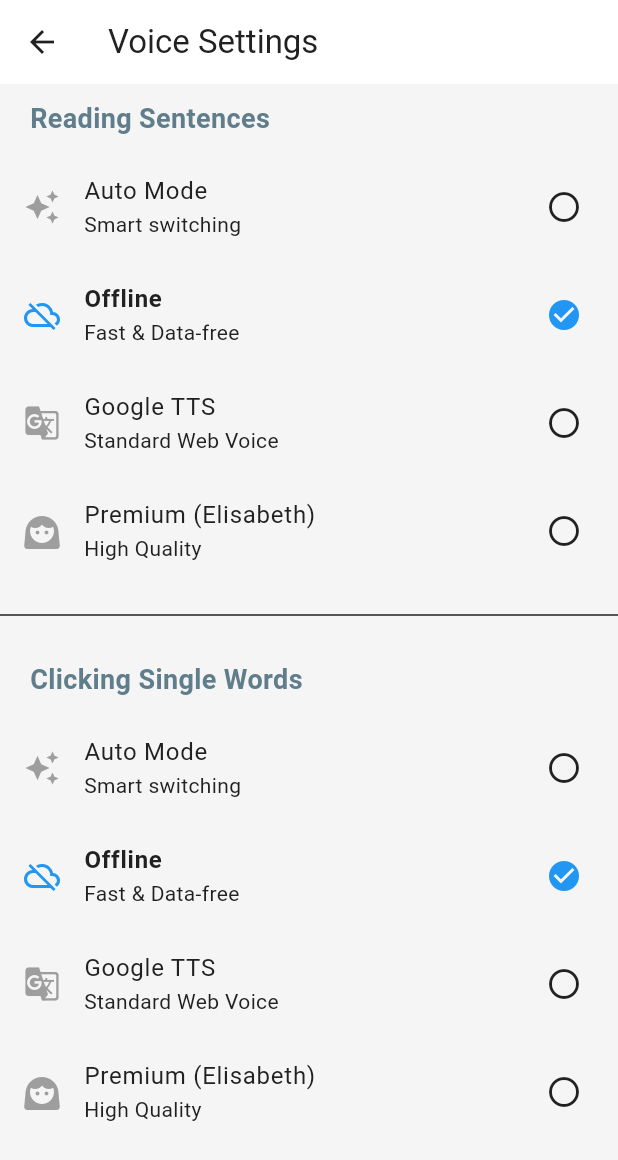
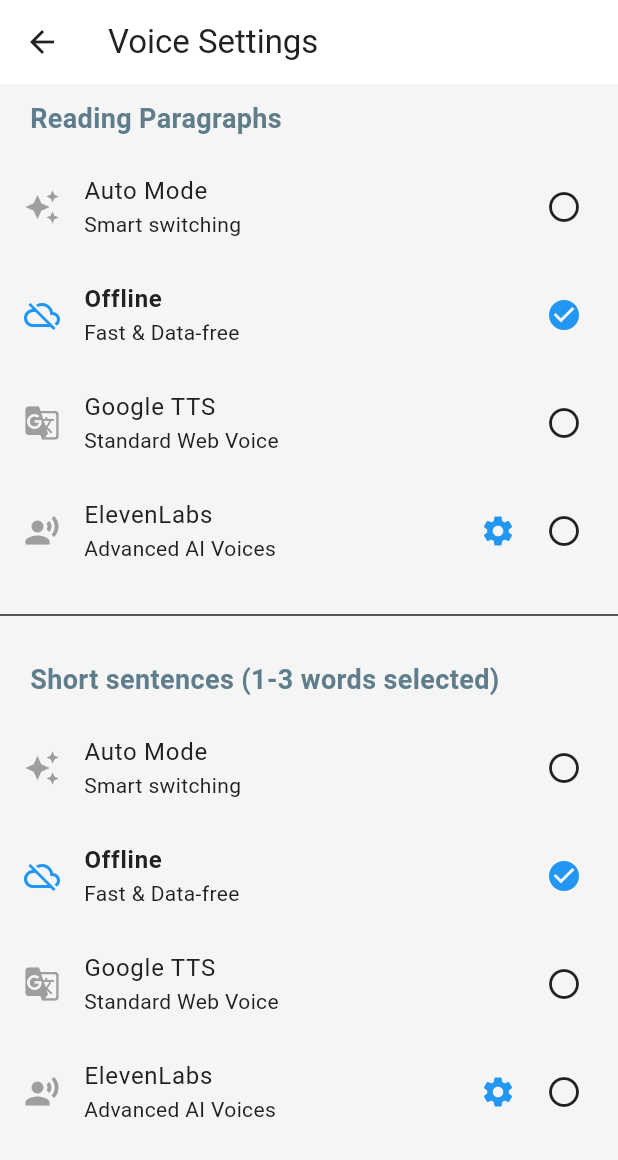
Before and after one commit to ktahmd/screen_reader, a Flutter app: the SettingsScreen screen opened directly, after a tap on "Offline", on a phone screen of 412 x 824 dp. Shown: the top 1160 px of the screen. Run offline on Flutter 3.47's test engine with Material 3 defaults, Android fonts, the phone set to English and light mode, and no system bars; our stand-ins replace audioplayers, connectivity_plus, flutter_tts, fluttertoast, shared_preferences; missing offline and left inert: circle_flags, flutter_overlay_window, google_mlkit_text_recognition, translator; accounts and stored records are empty.

Commit message:
elevenLabsApiKey setting

```diff
--- a/lib/core/providers/settings_provider.dart
+++ b/lib/core/providers/settings_provider.dart
@@ -7,47 +7,73 @@
   TtsVoiceMode _sentenceMode = TtsVoiceMode.auto;
   TtsVoiceMode _wordMode = TtsVoiceMode.offline;
 
+  String? _elevenLabsApiKey;
+  ElevenLabsVoice _elevenLabsVoice = ElevenLabsVoice.elisabeth;
+
   TtsVoiceMode get sentenceMode => _sentenceMode;
   TtsVoiceMode get wordMode => _wordMode;
+  String? get elevenLabsApiKey => _elevenLabsApiKey;
+  ElevenLabsVoice get elevenLabsVoice => _elevenLabsVoice;
 
-  SettingsProvider() {
-    _loadSettings();
-  }
+  SettingsProvider() { _loadSettings(); }
 
   Future<void> _loadSettings() async {
     final prefs = await SharedPreferences.getInstance();
     _sentenceMode = TtsVoiceMode.values[prefs.getInt('sentence_mode') ?? 0];
-    _wordMode = TtsVoiceMode
-        .values[prefs.getInt('word_mode') ?? 1]; // Default word to offline
+    _wordMode = TtsVoiceMode.values[prefs.getInt('word_mode') ?? 1];
+    _elevenLabsApiKey = prefs.getString('elevenlabs_api_key');
+    _elevenLabsVoice = ElevenLabsVoice.values[prefs.getInt('elevenlabs_voice') ?? 2];
 
-    // Sync to Service
-    TtsService.sentenceMode = _sentenceMode;
-    TtsService.wordMode = _wordMode;
+    _syncToService();
     notifyListeners();
   }
 
-  Future<void> updateMode(TtsVoiceMode mode, bool isWordSetting) async {
-    try {
+  void _syncToService() {
+    TtsService.sentenceMode = _sentenceMode;
+    TtsService.wordMode = _wordMode;
+    TtsService.elevenLabsApiKey = _elevenLabsApiKey;
+    TtsService.currentElevenLabsVoice = _elevenLabsVoice;
+  }
+
+  Future<bool> updateMode(TtsVoiceMode mode, bool isWordSetting) async {
+    // PREVENT selecting ElevenLabs if no API key is present
+    if (mode == TtsVoiceMode.elevenlabs && (_elevenLabsApiKey == null || _elevenLabsApiKey!.isEmpty)) {
+      return false;
+    }
+
     final prefs = await SharedPreferences.getInstance();
     if (isWordSetting) {
       _wordMode = mode;
-        TtsService.wordMode = mode;
       await prefs.setInt('word_mode', mode.index);
     } else {
       _sentenceMode = mode;
-        TtsService.sentenceMode = mode;
       await prefs.setInt('sentence_mode', mode.index);
     }
+    _syncToService();
+    _pingOverlay();
+    return true;
+  }
 
-      // Ping Overlay
+  Future<void> updateElevenLabsConfig(String key, ElevenLabsVoice voice) async {
+    _elevenLabsApiKey = key;
+    _elevenLabsVoice = voice;
+
+    final prefs = await SharedPreferences.getInstance();
+    await prefs.setString('elevenlabs_api_key', key);
+    await prefs.setInt('elevenlabs_voice', voice.index);
+
+    _syncToService();
+    _pingOverlay();
+  }
+
+  Future<void> _pingOverlay() async {
     await FlutterOverlayWindow.shareData({
       'action': 'update_tts_modes',
       'sentence_index': _sentenceMode.index,
       'word_index': _wordMode.index,
+      'api_key': _elevenLabsApiKey ?? "",
+      'voice_index': _elevenLabsVoice.index,
     });
     notifyListeners();
-    } catch (e) {
-      debugPrint("❌ Failed to send TTS mode update to overlay: $e");
   }
 }
-}
--- a/lib/core/services/tts_service.dart
+++ b/lib/core/services/tts_service.dart
@@ -8,12 +8,12 @@
 import 'package:crypto/crypto.dart';
 import 'package:fluttertoast/fluttertoast.dart';
 import 'package:connectivity_plus/connectivity_plus.dart';
-import '../api_keys.dart';
 
 enum AppTtsState { idle, loading, playing, paused }
 
-// Added 'auto' to the modes
-enum TtsVoiceMode { auto, offline, google, adam, bella, elisabeth }
+// Updated Enums
+enum TtsVoiceMode { auto, offline, google, elevenlabs }
+enum ElevenLabsVoice { adam, bella, elisabeth }
 
 class TtsService {
   static final AudioPlayer _audioPlayer = AudioPlayer();
@@ -32,14 +32,17 @@
 
   static String _lastSpokenText = "";
 
-  // The two independent settings
   static TtsVoiceMode sentenceMode = TtsVoiceMode.auto;
   static TtsVoiceMode wordMode = TtsVoiceMode.offline;
 
-  static const Map<TtsVoiceMode, String> _voiceIds = {
-    TtsVoiceMode.adam: "pNInz6obpgDQGcFmaJgB",
-    TtsVoiceMode.bella: "hpp4J3VqNfWAUOO0d1Us",
-    TtsVoiceMode.elisabeth: "9tDJMfriv2Hg6KGY603n",
+  // New Variables for ElevenLabs Config
+  static String? elevenLabsApiKey;
+  static ElevenLabsVoice currentElevenLabsVoice = ElevenLabsVoice.elisabeth;
+
+  static const Map<ElevenLabsVoice, String> _voiceIds = {
+    ElevenLabsVoice.adam: "pNInz6obpgDQGcFmaJgB",
+    ElevenLabsVoice.bella: "hpp4J3VqNfWAUOO0d1Us",
+    ElevenLabsVoice.elisabeth: "9tDJMfriv2Hg6KGY603n",
   };
 
   // ================= INIT =================
@@ -48,13 +51,10 @@
     _audioPlayer.onPlayerComplete.listen((event) {
       _handleAudioComplete();
     });
-
     await _flutterTts.awaitSpeakCompletion(true);
     await _flutterTts.setLanguage("en-US");
     await _flutterTts.setSpeechRate(0.5);
   }
-
-  // ================= CONNECTIVITY =================
 
   static Future<bool> isOnline() async {
     var result = await _connectivity.checkConnectivity();
@@ -63,56 +63,39 @@
 
   static String _normalize(String text) => text.trim();
 
-  // ================= MAIN SPEAK (ROUTER) =================
+  // ================= MAIN SPEAK =================
 
   static Future<void> speak(String text, {required bool isWord}) async {
     if (text.trim().isEmpty) return;
-
     if (stateNotifier.value == AppTtsState.paused) {
       await resume(isWord: isWord);
       return;
     }
-
     if (_isProcessing) return;
 
     _isProcessing = true;
     _lastSpokenText = text;
     stateNotifier.value = AppTtsState.loading;
-
     final normalized = _normalize(text.toLowerCase());
-
-    // 1. Determine which mode setting to use based on the isWord flag
     TtsVoiceMode activeMode = isWord ? wordMode : sentenceMode;
-
-    debugPrint("🔊 TTS Request: isWord=$isWord | Active Mode=$activeMode");
 
     try {
       await _audioPlayer.stop();
       await _flutterTts.stop();
-
       bool online = await isOnline();
 
-      // 2. Global Offline Check & Toast
       if (!online && activeMode != TtsVoiceMode.offline) {
-        Fluttertoast.showToast(
-          msg: "No Internet Connection. Using Offline mode.",
-          toastLength: Toast.LENGTH_SHORT,
-          backgroundColor: Colors.black87,
-          textColor: Colors.white,
-        );
+        Fluttertoast.showToast(msg: "No Internet Connection. Using Offline mode.");
         await _speakOffline(normalized);
         return;
       }
 
-      // 3. Clean Routing to the correct function
       if (activeMode == TtsVoiceMode.auto) {
         await _speakAutoMode(normalized);
       } else {
         await _routeSpecificMode(normalized, activeMode);
       }
-
     } catch (e) {
-      debugPrint("TTS error: $e");
       Fluttertoast.showToast(msg: "Error occurred. Falling back to Offline.");
       await _speakOffline(normalized);
     } finally {
@@ -120,17 +103,17 @@
     }
   }
 
-  // ================= ROUTING FUNCTIONS =================
-
   static Future<void> _speakAutoMode(String text) async {
     final wordCount = text.split(RegExp(r'\s+')).length;
-
     if (wordCount <= 20) {
-      // Small texts are fast, use Offline to save time/API credits
       await _speakOffline(text);
     } else {
-      // Long paragraphs use premium voice
-      await _speakElevenLabs(text, TtsVoiceMode.elisabeth);
+      // Safely fallback to Google if API key is missing
+      if (elevenLabsApiKey == null || elevenLabsApiKey!.isEmpty) {
+        await _speakGoogleWeb(text);
+      } else {
+        await _speakElevenLabs(text);
+      }
     }
   }
 
@@ -140,25 +123,27 @@
     } else if (mode == TtsVoiceMode.google) {
       await _speakGoogleWeb(text);
     } else {
-      // It's one of the ElevenLabs premium voices
-      await _speakElevenLabs(text, mode);
+      await _speakElevenLabs(text);
     }
   }
 
   // ================= ELEVENLABS =================
 
-  static Future<void> _speakElevenLabs(String text, TtsVoiceMode voice) async {
+  static Future<void> _speakElevenLabs(String text) async {
+    if (elevenLabsApiKey == null || elevenLabsApiKey!.isEmpty) {
+      Fluttertoast.showToast(msg: "API Key missing. Falling back to Google TTS.");
+      await _speakGoogleWeb(text);
+      return;
+    }
+
     _isUsingAudioPlayer = true;
     _isPlaying = true;
 
-    final voiceId = _voiceIds[voice] ?? _voiceIds[TtsVoiceMode.bella]!;
-
-    // 🔥 UNIQUE HASH (text + voice)
-    final hash = sha256.convert(utf8.encode(text + voice.toString())).toString();
+    final voiceId = _voiceIds[currentElevenLabsVoice]!;
+    final hash = sha256.convert(utf8.encode(text + currentElevenLabsVoice.toString())).toString();
     final dir = await getTemporaryDirectory();
     final file = File('${dir.path}/$hash.mp3');
 
-    // ✅ 1. USE CACHE IF EXISTS
     if (await file.exists()) {
       stateNotifier.value = AppTtsState.playing;
       await _audioPlayer.stop();
@@ -166,7 +151,6 @@
       return;
     }
 
-    // ❌ 2. OTHERWISE CALL API
     final url = 'https://api.elevenlabs.io/v1/text-to-speech/$voiceId';
 
     try {
@@ -174,12 +158,9 @@
         Uri.parse(url),
         headers: {
           'Content-Type': 'application/json',
-          'xi-api-key': elevenLabsApiKey
+          'xi-api-key': elevenLabsApiKey! // Dynamically using the loaded key
         },
-        body: json.encode({
-          "text": text,
-          "model_id": "eleven_flash_v2_5",
-        }),
+        body: json.encode({"text": text, "model_id": "eleven_flash_v2_5"}),
       );
 
       if (response.statusCode == 200) {
@@ -187,12 +168,11 @@
         stateNotifier.value = AppTtsState.playing;
         await _audioPlayer.play(DeviceFileSource(file.path));
       } else {
-        Fluttertoast.showToast(msg: "API Quota Exceeded. Falling back to Google TTS.");
+        Fluttertoast.showToast(msg: "API Quota Exceeded/Invalid Key.");
         await _speakGoogleWeb(text);
       }
     } catch (e) {
-      debugPrint("ElevenLabs failed: $e");
-      Fluttertoast.showToast(msg: "ElevenLabs API Failed. Falling back to Google TTS.");
+      Fluttertoast.showToast(msg: "ElevenLabs API Failed.");
       await _speakGoogleWeb(text);
     }
   }
@@ -206,22 +186,17 @@
     _isReadingGoogle = true;
     _isPlaying = true;
     stateNotifier.value = AppTtsState.playing;
-
     await _playNextGoogleChunk();
   }
 
   static Future<void> _playNextGoogleChunk() async {
     if (!_isReadingGoogle || _currentChunkIndex >= _googleChunks.length) return;
-
     final chunk = _googleChunks[_currentChunkIndex];
-
     try {
       final url = "https://translate.google.com/translate_tts?ie=UTF-8&tl=en-US&client=tw-ob&q=${Uri.encodeComponent(chunk)}";
       await _audioPlayer.stop();
       await _audioPlayer.play(UrlSource(url));
     } catch (e) {
-      debugPrint("Google chunk error: $e");
-      Fluttertoast.showToast(msg: "Google TTS Failed. Falling back to Offline.");
       await _speakOffline(chunk);
     }
   }
@@ -229,33 +204,30 @@
   // ================= OFFLINE =================
 
   static Future<void> _speakOffline(String text) async {
-    _isUsingAudioPlayer = false; // Force flag to false
+    _isUsingAudioPlayer = false;
     _isPlaying = true;
-
     try {
       await _flutterTts.stop();
       stateNotifier.value = AppTtsState.playing;
       await _flutterTts.awaitSpeakCompletion(true);
       await _flutterTts.speak(text);
-
       _isPlaying = false;
       stateNotifier.value = AppTtsState.idle;
     } catch (e) {
-      debugPrint("Offline TTS error: $e");
       _isPlaying = false;
       stateNotifier.value = AppTtsState.idle;
     }
   }
 
   // ================= PAUSE / RESUME / STOP =================
-
+  // (Keep your existing Pause/Resume/Stop/HandleAudioComplete exactly the same)
   static Future<void> pause() async {
     if (_isUsingAudioPlayer) {
       await _audioPlayer.pause();
       stateNotifier.value = AppTtsState.paused;
     } else {
       await _flutterTts.stop();
-      stateNotifier.value = AppTtsState.paused; // Fake pause
+      stateNotifier.value = AppTtsState.paused;
     }
   }
 
@@ -264,7 +236,6 @@
       await _audioPlayer.resume();
       stateNotifier.value = AppTtsState.playing;
     } else {
-      // Since we had to stop FlutterTTS, on resume we MUST restart it
       if (_lastSpokenText.isNotEmpty) {
         stateNotifier.value = AppTtsState.loading;
         await speak(_lastSpokenText, isWord: isWord);
@@ -277,14 +248,12 @@
     _lastSpokenText = "";
     _isPlaying = false;
     stateNotifier.value = AppTtsState.idle;
-
     try {
       await _audioPlayer.stop();
       await _flutterTts.stop();
     } catch (_) {}
   }
 
-  // ================= UTIL =================
   static void _handleAudioComplete() {
     if (_isReadingGoogle) {
       _currentChunkIndex++;
--- a/lib/features/settings/settings_screen.dart
+++ b/lib/features/settings/settings_screen.dart
@@ -1,4 +1,5 @@
 import 'package:flutter/material.dart';
+import 'package:fluttertoast/fluttertoast.dart';
 import 'package:provider/provider.dart';
 import '../../core/providers/settings_provider.dart';
 import '../../core/services/tts_service.dart';
@@ -14,13 +15,13 @@
       appBar: AppBar(title: const Text("Voice Settings")),
       body: CustomScrollView(
         slivers: [
-          SliverToBoxAdapter(child: _buildHeader("Reading Sentences")),
-          _buildEngineList(context, settings.sentenceMode, false),
+          SliverToBoxAdapter(child: _buildHeader("Reading Paragraphs")),
+          _buildEngineList(context, settings.sentenceMode, false, settings),
 
           const SliverToBoxAdapter(child: Divider(height: 40)),
 
-          SliverToBoxAdapter(child: _buildHeader("Clicking Single Words")),
-          _buildEngineList(context, settings.wordMode, true),
+          SliverToBoxAdapter(child: _buildHeader("Short sentences (1-3 words selected)")),
+          _buildEngineList(context, settings.wordMode, true, settings),
 
           const SliverPadding(padding: EdgeInsets.only(bottom: 40)),
         ],
@@ -35,25 +36,146 @@
     );
   }
 
-  Widget _buildEngineList(BuildContext context, TtsVoiceMode current, bool isWord) {
+  Widget _buildEngineList(BuildContext context, TtsVoiceMode current, bool isWord, SettingsProvider settings) {
     return SliverList(
       delegate: SliverChildListDelegate([
         _cuteTile(context, "Auto Mode", "Smart switching", Icons.auto_awesome, TtsVoiceMode.auto, current, isWord),
         _cuteTile(context, "Offline", "Fast & Data-free", Icons.cloud_off, TtsVoiceMode.offline, current, isWord),
         _cuteTile(context, "Google TTS", "Standard Web Voice", Icons.g_translate, TtsVoiceMode.google, current, isWord),
-        _cuteTile(context, "Premium (Elisabeth)", "High Quality", Icons.face_3, TtsVoiceMode.elisabeth, current, isWord),
+
+        // ElevenLabs Tile has a trailing Settings Icon
+        _cuteTile(
+            context,
+            "ElevenLabs",
+            "Advanced AI Voices",
+            Icons.record_voice_over,
+            TtsVoiceMode.elevenlabs,
+            current,
+            isWord,
+            trailingWidgets: [
+              IconButton(
+                icon: const Icon(Icons.settings, color: Colors.blue),
+                onPressed: () =>
+                    _showElevenLabsConfigDialog(context, settings),
+              ),
+            ],
+            errorMessage: "Please add an ElevenLabs API Key",
+            onErrorAction: () =>
+                _showElevenLabsConfigDialog(context, settings),
+          ),
       ]),
     );
   }
 
-  Widget _cuteTile(BuildContext context, String title, String sub, IconData icon, TtsVoiceMode mode, TtsVoiceMode current, bool isWord) {
+  Widget _cuteTile(
+    BuildContext context,
+    String title,
+    String sub,
+    IconData icon,
+    TtsVoiceMode mode,
+    TtsVoiceMode current,
+    bool isWord, {
+    List<Widget>? trailingWidgets,
+    String? errorMessage,
+    VoidCallback? onErrorAction,
+  }) {
     final isSelected = mode == current;
+
     return ListTile(
-      leading: Icon(icon, color: isSelected ? Colors.blue : Colors.grey),
-      title: Text(title, style: TextStyle(fontWeight: isSelected ? FontWeight.bold : FontWeight.normal)),
+      leading: Icon(
+        icon,
+        color: isSelected ? Colors.blue : Colors.grey,
+      ),
+      title: Text(
+        title,
+        style: TextStyle(
+          fontWeight:
+              isSelected ? FontWeight.bold : FontWeight.normal,
+        ),
+      ),
       subtitle: Text(sub),
-      trailing: isSelected ? const Icon(Icons.check_circle, color: Colors.blue) : const Icon(Icons.circle_outlined),
-      onTap: () => context.read<SettingsProvider>().updateMode(mode, isWord),
+      trailing: Row(
+        mainAxisSize: MainAxisSize.min,
+        children: [
+          ...?trailingWidgets,
+          if (trailingWidgets != null) const SizedBox(width: 8),
+          isSelected
+              ? const Icon(Icons.check_circle, color: Colors.blue)
+              : const Icon(Icons.circle_outlined),
+        ],
+      ),
+      onTap: () async {
+        bool success = await context
+            .read<SettingsProvider>()
+            .updateMode(mode, isWord);
+
+        if (!success && context.mounted) {
+          Fluttertoast.showToast(
+              msg: errorMessage ?? "Configuration required");
+
+          if (onErrorAction != null) {
+            onErrorAction();
+          }
+        }
+      },
+    );
+  }
+
+  void _showElevenLabsConfigDialog(BuildContext context, SettingsProvider settings) {
+    final TextEditingController keyController = TextEditingController(text: settings.elevenLabsApiKey);
+    ElevenLabsVoice selectedVoice = settings.elevenLabsVoice;
+
+    showDialog(
+      context: context,
+      builder: (context) {
+        return StatefulBuilder(
+          builder: (context, setState) {
+            return AlertDialog(
+              title: const Text("ElevenLabs Config"),
+              content: Column(
+                mainAxisSize: MainAxisSize.min,
+                children: [
+                  TextField(
+                    controller: keyController,
+                    decoration: const InputDecoration(
+                      labelText: "API Key",
+                      border: OutlineInputBorder(),
+                      hintText: "Enter your xi-api-key",
+                    ),
+                  ),
+                  const SizedBox(height: 20),
+                  DropdownButtonFormField<ElevenLabsVoice>(
+                    value: selectedVoice,
+                    decoration: const InputDecoration(labelText: "Voice", border: OutlineInputBorder()),
+                    items: ElevenLabsVoice.values.map((voice) {
+                      return DropdownMenuItem(
+                        value: voice,
+                        child: Text(voice.name.toUpperCase()),
+                      );
+                    }).toList(),
+                    onChanged: (val) {
+                      if (val != null) setState(() => selectedVoice = val);
+                    },
+                  ),
+                ],
+              ),
+              actions: [
+                TextButton(
+                  onPressed: () => Navigator.pop(context),
+                  child: const Text("Cancel"),
+                ),
+                ElevatedButton(
+                  onPressed: () {
+                    settings.updateElevenLabsConfig(keyController.text.trim(), selectedVoice);
+                    Navigator.pop(context);
+                  },
+                  child: const Text("Save"),
+                ),
+              ],
+            );
+          }
+        );
+      }
     );
   }
 }
--- a/lib/main.dart
+++ b/lib/main.dart
@@ -65,11 +65,13 @@
           case 'update_tts_modes':
             final sentenceIndex = event['sentence_index'] as int;
             final wordIndex = event['word_index'] as int;
+            final String apiKey = event['api_key'] as String;
+            final voiceIndex = event['voice_index'] as int;
 
             TtsService.sentenceMode = TtsVoiceMode.values[sentenceIndex];
             TtsService.wordMode = TtsVoiceMode.values[wordIndex];
-
-            debugPrint("🤖 BACKGROUND: TTS Modes updated -> Sentence: ${TtsService.sentenceMode.name}, Word: ${TtsService.wordMode.name}");
+            TtsService.elevenLabsApiKey = apiKey.isEmpty ? null : apiKey;
+            TtsService.currentElevenLabsVoice = ElevenLabsVoice.values[voiceIndex];
             break;
           case 'dispose_listener':
             // Example: cancel the subscription if a dispose action is received
```
Also changed, not shown: lib/overlay/overlay.dart (+5 -3 lines). Lines whose indentation alone changed are shown as unchanged.
